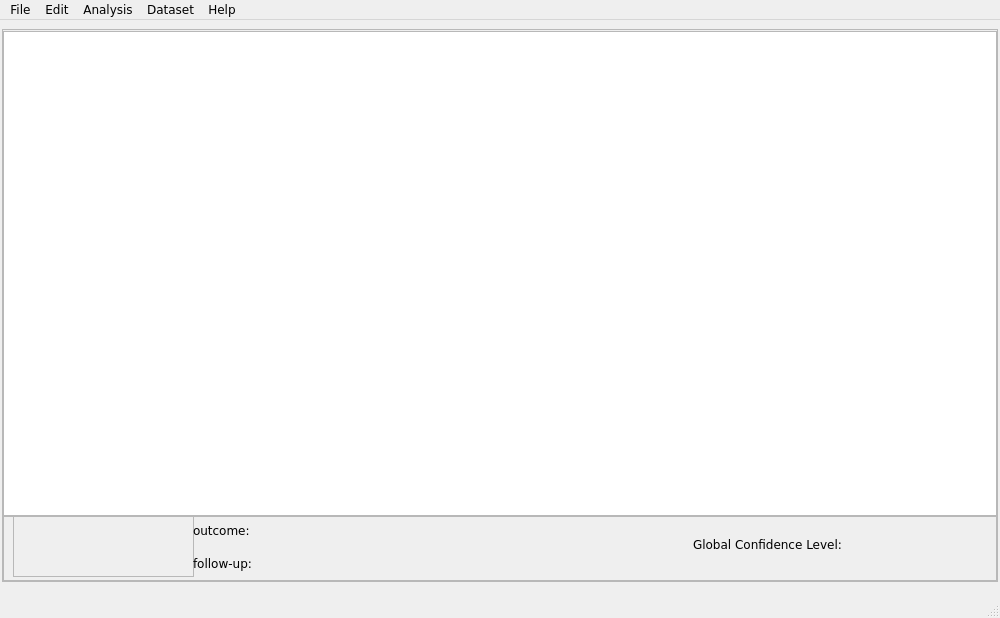
The window that meta.ui (bwallace/OpenMeta-analyst-) describes before a commit, drawn with Qt 5.
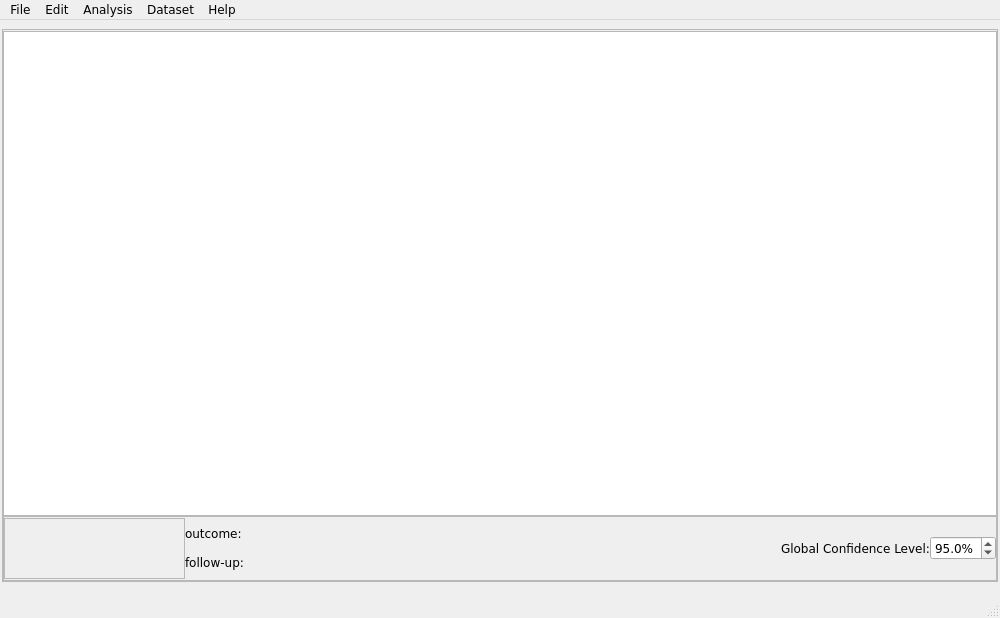
The same window after the commit. Icons and pictures are not drawn.

Commit message: most of issue # 214. Still need to handle saving of global CI in state dictionary of data set.

Diff of the .ui file:
```diff
--- a/meta.ui
+++ b/meta.ui
@@ -103,14 +103,37 @@
            <property name="frameShadow">
             <enum>QFrame::Raised</enum>
            </property>
+           <layout class="QHBoxLayout" name="horizontalLayout">
+            <property name="spacing">
+             <number>0</number>
+            </property>
+            <property name="margin">
+             <number>0</number>
+            </property>
+            <item>
+             <layout class="QHBoxLayout" name="controlbutton_layot">
+              <property name="spacing">
+               <number>0</number>
+              </property>
+              <item>
            <widget class="QFrame" name="frame_2">
-            <property name="geometry">
-             <rect>
-              <x>10</x>
-              <y>0</y>
+                <property name="sizePolicy">
+                 <sizepolicy hsizetype="Fixed" vsizetype="Fixed">
+                  <horstretch>0</horstretch>
+                  <verstretch>0</verstretch>
+                 </sizepolicy>
+                </property>
+                <property name="minimumSize">
+                 <size>
               <width>181</width>
               <height>61</height>
-             </rect>
+                 </size>
+                </property>
+                <property name="maximumSize">
+                 <size>
+                  <width>181</width>
+                  <height>61</height>
+                 </size>
             </property>
             <property name="frameShape">
              <enum>QFrame::StyledPanel</enum>
@@ -278,18 +301,29 @@
              </property>
             </widget>
            </widget>
-           <widget class="QWidget" name="layoutWidget">
-            <property name="geometry">
-             <rect>
-              <x>190</x>
-              <y>0</y>
-              <width>171</width>
-              <height>61</height>
-             </rect>
-            </property>
+              </item>
+              <item>
             <layout class="QGridLayout" name="gridLayout">
              <item row="0" column="0">
               <widget class="QLabel" name="label">
+                  <property name="sizePolicy">
+                   <sizepolicy hsizetype="Fixed" vsizetype="Fixed">
+                    <horstretch>0</horstretch>
+                    <verstretch>0</verstretch>
+                   </sizepolicy>
+                  </property>
+                  <property name="minimumSize">
+                   <size>
+                    <width>80</width>
+                    <height>25</height>
+                   </size>
+                  </property>
+                  <property name="maximumSize">
+                   <size>
+                    <width>80</width>
+                    <height>25</height>
+                   </size>
+                  </property>
                <property name="font">
                 <font>
                  <pointsize>9</pointsize>
@@ -314,6 +348,24 @@
              </item>
              <item row="1" column="0">
               <widget class="QLabel" name="label_3">
+                  <property name="sizePolicy">
+                   <sizepolicy hsizetype="Fixed" vsizetype="Fixed">
+                    <horstretch>0</horstretch>
+                    <verstretch>0</verstretch>
+                   </sizepolicy>
+                  </property>
+                  <property name="minimumSize">
+                   <size>
+                    <width>80</width>
+                    <height>25</height>
+                   </size>
+                  </property>
+                  <property name="maximumSize">
+                   <size>
+                    <width>80</width>
+                    <height>25</height>
+                   </size>
+                  </property>
                <property name="font">
                 <font>
                  <pointsize>9</pointsize>
@@ -326,6 +378,24 @@
              </item>
              <item row="1" column="1">
               <widget class="QLabel" name="cur_time_lbl">
+                  <property name="sizePolicy">
+                   <sizepolicy hsizetype="Fixed" vsizetype="Fixed">
+                    <horstretch>0</horstretch>
+                    <verstretch>0</verstretch>
+                   </sizepolicy>
+                  </property>
+                  <property name="minimumSize">
+                   <size>
+                    <width>80</width>
+                    <height>25</height>
+                   </size>
+                  </property>
+                  <property name="maximumSize">
+                   <size>
+                    <width>80</width>
+                    <height>25</height>
+                   </size>
+                  </property>
                <property name="font">
                 <font>
                  <pointsize>9</pointsize>
@@ -336,21 +406,87 @@
                </property>
               </widget>
              </item>
-            </layout>
-           </widget>
+                <item row="0" column="1">
+                 <widget class="QLabel" name="cur_outcome_lbl">
+                  <property name="sizePolicy">
+                   <sizepolicy hsizetype="Fixed" vsizetype="Fixed">
+                    <horstretch>0</horstretch>
+                    <verstretch>0</verstretch>
+                   </sizepolicy>
+                  </property>
+                  <property name="minimumSize">
+                   <size>
+                    <width>80</width>
+                    <height>25</height>
+                   </size>
+                  </property>
+                  <property name="maximumSize">
+                   <size>
+                    <width>80</width>
+                    <height>25</height>
+                   </size>
+                  </property>
+                  <property name="font">
+                   <font>
+                    <pointsize>9</pointsize>
+                   </font>
+                  </property>
+                  <property name="text">
+                   <string/>
+                  </property>
+                 </widget>
+                </item>
+               </layout>
+              </item>
+             </layout>
+            </item>
+            <item>
+             <spacer name="horizontalSpacer">
+              <property name="orientation">
+               <enum>Qt::Horizontal</enum>
+              </property>
+              <property name="sizeHint" stdset="0">
+               <size>
+                <width>396</width>
+                <height>18</height>
+               </size>
+              </property>
+             </spacer>
+            </item>
+            <item>
+             <layout class="QHBoxLayout" name="ci_layot">
+              <item>
            <widget class="QLabel" name="global_conf_level_lbl">
-            <property name="geometry">
-             <rect>
-              <x>690</x>
-              <y>20</y>
-              <width>181</width>
-              <height>16</height>
-             </rect>
-            </property>
             <property name="text">
              <string>Global Confidence Level:</string>
             </property>
            </widget>
+              </item>
+              <item>
+               <widget class="QDoubleSpinBox" name="global_ci_spinbox">
+                <property name="suffix">
+                 <string>%</string>
+                </property>
+                <property name="decimals">
+                 <number>1</number>
+                </property>
+                <property name="minimum">
+                 <double>50.000000000000000</double>
+                </property>
+                <property name="maximum">
+                 <double>99.900000000000006</double>
+                </property>
+                <property name="singleStep">
+                 <double>0.100000000000000</double>
+                </property>
+                <property name="value">
+                 <double>95.000000000000000</double>
+                </property>
+               </widget>
+              </item>
+             </layout>
+            </item>
+           </layout>
           </widget>
          </item>
         </layout>
```
Left out of the diff: 12 changed lines with no effect on the pictures. Lines whose indentation alone changed are shown as unchanged. The commit also changes 10 other files.
